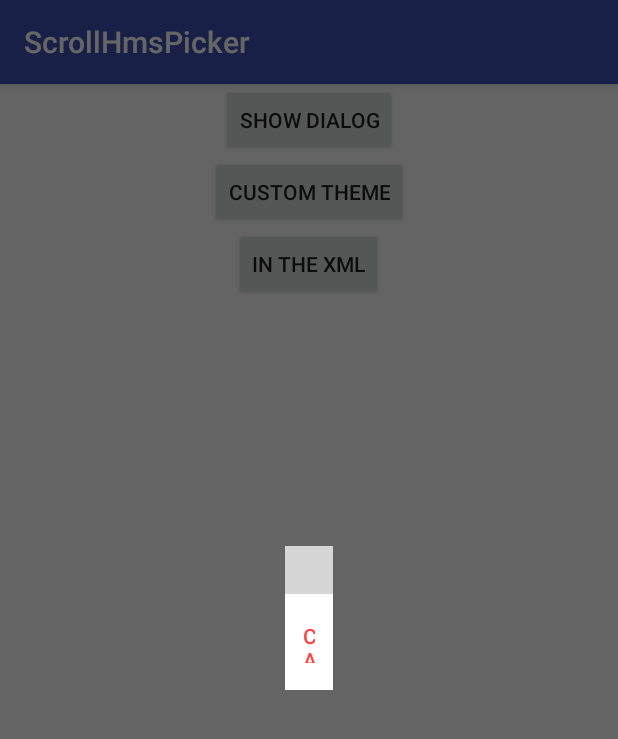
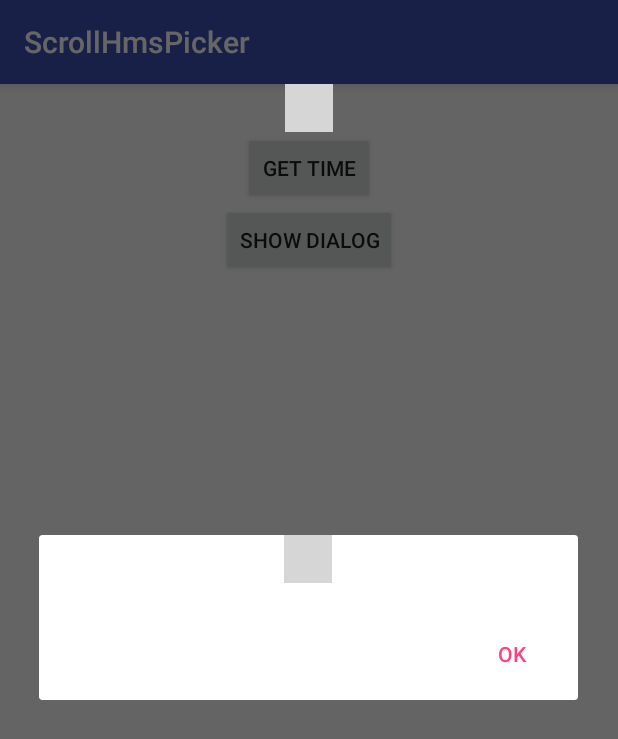
Before and after one commit to DeweyReed/ScrollHmsPicker, an Android app: the screen it shows after launch (MainActivity), after a tap on "SHOW DIALOG", on a phone screen of 412 x 824 dp. Shown: the top 739 px of the screen. Run offline under Robolectric (Android 15) with nearby library versions, the phone set to English and light mode, and no system bars; libraries missing offline, so code that uses them is left out: io.github.deweyreed.scrollhmspicker; grey boxes are pictures that could not be loaded.

Commit message:
Remove deprecated ScrollHmsPickerDialog

```diff
--- a/app/src/main/java/io/github/deweyreed/scrollhmspicker/sample/MainActivity.kt
+++ b/app/src/main/java/io/github/deweyreed/scrollhmspicker/sample/MainActivity.kt
@@ -1,55 +1,37 @@
 package io.github.deweyreed.scrollhmspicker.sample
 
-import android.content.DialogInterface
 import android.os.Bundle
-import android.view.View
 import android.widget.Toast
+import androidx.appcompat.app.AlertDialog
 import androidx.appcompat.app.AppCompatActivity
-import io.github.deweyreed.scrollhmspicker.ScrollHmsPickerBuilder
-import io.github.deweyreed.scrollhmspicker.ScrollHmsPickerDialog
 import kotlinx.android.synthetic.main.activity_main.*
+import kotlinx.android.synthetic.main.dialog_picker.*
 
-class MainActivity : AppCompatActivity(), ScrollHmsPickerDialog.HmsPickHandler {
+class MainActivity : AppCompatActivity() {
 
     override fun onCreate(savedInstanceState: Bundle?) {
         super.onCreate(savedInstanceState)
         setContentView(R.layout.activity_main)
         btnDialog.setOnClickListener {
-            ScrollHmsPickerBuilder(supportFragmentManager, this).show()
-        }
-        btnCustomDialog.setOnClickListener {
-            ScrollHmsPickerBuilder(supportFragmentManager, this)
-                .setReference(255)
-                .setTime(1, 23, 45)
-                .setAutoStep(true)
-                .setColorNormal(android.R.color.holo_blue_light)
-                .setColorSelected(android.R.color.black)
-                .setColorBackground(android.R.color.holo_orange_light)
-                .setDismissListener(DialogInterface.OnDismissListener {
-                    Toast.makeText(this, "Dismiss", Toast.LENGTH_SHORT).show()
-                })
+            val dialog = AlertDialog.Builder(this)
+                .setView(R.layout.dialog_picker)
+                .setPositiveButton(android.R.string.yes, null)
                 .show()
-        }
-        var isShown = false
-        btnXml.setOnClickListener {
-            val visibility = if (isShown) View.GONE else View.VISIBLE
-            isShown = !isShown
-            arrayOf(scrollHmsPicker, btnGetTime).forEach {
-                it.visibility = visibility
+            dialog.getButton(AlertDialog.BUTTON_POSITIVE).setOnClickListener {
+                val picker = dialog.picker
+                onHmsPick(picker.hours, picker.minutes, picker.seconds)
+                dialog.dismiss()
             }
         }
         btnGetTime.setOnClickListener {
-            onHmsPick(
-                -1,
-                scrollHmsPicker.hours, scrollHmsPicker.minutes, scrollHmsPicker.seconds
-            )
+            onHmsPick(scrollHmsPicker.hours, scrollHmsPicker.minutes, scrollHmsPicker.seconds)
         }
     }
 
-    override fun onHmsPick(reference: Int, hours: Int, minutes: Int, seconds: Int) {
+    private fun onHmsPick(hours: Int, minutes: Int, seconds: Int) {
         Toast.makeText(
             this,
-            "reference: $reference, hours: $hours, minutes: $minutes, seconds: $seconds",
+            "ours: $hours, minutes: $minutes, seconds: $seconds",
             Toast.LENGTH_SHORT
         ).show()
     }
--- a/app/src/main/res/layout/activity_main.xml
+++ b/app/src/main/res/layout/activity_main.xml
@@ -13,29 +13,10 @@
         android:gravity="center_horizontal"
         android:orientation="vertical">
 
-        <Button
-            android:id="@+id/btnDialog"
-            android:layout_width="wrap_content"
-            android:layout_height="wrap_content"
-            android:text="Show Dialog" />
-
-        <Button
-            android:id="@+id/btnCustomDialog"
-            android:layout_width="wrap_content"
-            android:layout_height="wrap_content"
-            android:text="Custom Theme" />
-
-        <Button
-            android:id="@+id/btnXml"
-            android:layout_width="wrap_content"
-            android:layout_height="wrap_content"
-            android:text="In the XML" />
-
         <io.github.deweyreed.scrollhmspicker.ScrollHmsPicker
             android:id="@+id/scrollHmsPicker"
             android:layout_width="wrap_content"
             android:layout_height="wrap_content"
-            android:visibility="gone"
             app:shp_auto_step="true"
             app:shp_hours="0"
             app:shp_minutes="14"
@@ -45,8 +26,13 @@
             android:id="@+id/btnGetTime"
             android:layout_width="wrap_content"
             android:layout_height="wrap_content"
-            android:text="Get Time"
-            android:visibility="gone" />
+            android:text="Get Time" />
+
+        <Button
+            android:id="@+id/btnDialog"
+            android:layout_width="wrap_content"
+            android:layout_height="wrap_content"
+            android:text="Show Dialog" />
 
     </LinearLayout>
 </ScrollView>
--- /dev/null
+++ b/app/src/main/res/layout/dialog_picker.xml
@@ -0,0 +1,17 @@
+<?xml version="1.0" encoding="utf-8"?>
+<FrameLayout xmlns:android="http://schemas.android.com/apk/res/android"
+    xmlns:app="http://schemas.android.com/apk/res-auto"
+    android:layout_width="match_parent"
+    android:layout_height="wrap_content">
+
+    <io.github.deweyreed.scrollhmspicker.ScrollHmsPicker
+        android:id="@+id/picker"
+        android:layout_width="wrap_content"
+        android:layout_height="wrap_content"
+        android:layout_gravity="center"
+        app:shp_auto_step="true"
+        app:shp_enable_99_hours="true"
+        app:shp_normal_color="@android:color/darker_gray"
+        app:shp_selected_color="@android:color/holo_green_dark" />
+
+</FrameLayout>
--- a/library/src/main/java/io/github/deweyreed/scrollhmspicker/ScrollHmsPickerBuilder.kt
+++ /dev/null
@@ -1,92 +0,0 @@
-package io.github.deweyreed.scrollhmspicker
-
-import android.content.DialogInterface
-import androidx.annotation.ColorRes
-import androidx.fragment.app.FragmentManager
-
-@Suppress("unused", "MemberVisibilityCanBePrivate")
-/**
- * Created on 2018/2/14.
- */
-
-@Deprecated(
-    message = "This dialog doesn't handle configuration changes. Wrap ScrollHmsPicker in your own dialog."
-)
-class ScrollHmsPickerBuilder(
-    private val fragmentManager: FragmentManager,
-    private val pickListener: ScrollHmsPickerDialog.HmsPickHandler
-) {
-    private var reference: Int = -1
-    private var hours: Int = 0
-    private var minutes: Int = 0
-    private var seconds: Int = 0
-    private var autoStep: Boolean = false
-    @ColorRes
-    private var colorBackground: Int = android.R.color.white
-    @ColorRes
-    private var colorNormal: Int = android.R.color.darker_gray
-    @ColorRes
-    private var colorSelected: Int = android.R.color.holo_red_light
-    private var dismissListener: DialogInterface.OnDismissListener? = null
-
-    fun setReference(r: Int): ScrollHmsPickerBuilder = apply { reference = r }
-
-    fun setTime(h: Int, m: Int, s: Int): ScrollHmsPickerBuilder = apply {
-        hours = h
-        minutes = m
-        seconds = s
-    }
-
-    fun setTimeInSeconds(totalSeconds: Int): ScrollHmsPickerBuilder {
-        val hours = totalSeconds / 3600
-        val remaining = totalSeconds % 3600
-        val minutes = remaining / 60
-        val seconds = remaining % 60
-        return setTime(hours, minutes, seconds)
-    }
-
-    fun setTimeInMilliseconds(timeInMilliseconds: Long): ScrollHmsPickerBuilder {
-        return setTimeInSeconds((timeInMilliseconds / 1000L).toInt())
-    }
-
-    fun setAutoStep(b: Boolean): ScrollHmsPickerBuilder = apply { autoStep = b }
-
-    fun setDismissListener(listener: DialogInterface.OnDismissListener): ScrollHmsPickerBuilder =
-        apply {
-            dismissListener = listener
-        }
-
-    fun setColorBackground(@ColorRes id: Int): ScrollHmsPickerBuilder = apply {
-        colorBackground = id
-    }
-
-    fun setColorNormal(@ColorRes id: Int): ScrollHmsPickerBuilder = apply {
-        colorNormal = id
-    }
-
-    fun setColorSelected(@ColorRes id: Int): ScrollHmsPickerBuilder = apply {
-        colorSelected = id
-    }
-
-    fun show() {
-        val dialogTag = "scroll_hms_dialog"
-        fragmentManager.findFragmentByTag(dialogTag)?.let { fragment ->
-            fragmentManager.beginTransaction().apply {
-                remove(fragment)
-            }.commit()
-        }
-
-        ScrollHmsPickerDialog().also { dialog ->
-            dialog.reference = reference
-            dialog.hours = hours
-            dialog.minutes = minutes
-            dialog.seconds = seconds
-            dialog.autoStep = autoStep
-            dialog.colorNormal = colorNormal
-            dialog.colorSelected = colorSelected
-            dialog.colorBackground = colorBackground
-            dialog.dismissListener = dismissListener
-            dialog.pickListener = pickListener
-        }.show(fragmentManager, dialogTag)
-    }
-}
--- a/library/src/main/java/io/github/deweyreed/scrollhmspicker/ScrollHmsPickerDialog.kt
+++ /dev/null
@@ -1,82 +0,0 @@
-package io.github.deweyreed.scrollhmspicker
-
-import android.content.DialogInterface
-import android.os.Bundle
-import android.view.LayoutInflater
-import android.view.View
-import android.view.ViewGroup
-import android.view.Window
-import android.widget.Button
-import androidx.annotation.ColorRes
-import androidx.core.content.ContextCompat
-import androidx.fragment.app.DialogFragment
-
-/**
- * Created on 2018/2/14.
- */
-
-@Deprecated(
-    message = "This dialog doesn't handle configuration changes. Wrap ScrollHmsPicker in your own dialog."
-)
-class ScrollHmsPickerDialog : DialogFragment() {
-    interface HmsPickHandler {
-        fun onHmsPick(reference: Int, hours: Int, minutes: Int, seconds: Int)
-    }
-
-    var reference: Int = -1
-    var hours: Int = 0
-    var minutes: Int = 0
-    var seconds: Int = 0
-    var autoStep: Boolean = false
-    @ColorRes
-    var colorNormal: Int = android.R.color.darker_gray
-    @ColorRes
-    var colorSelected: Int = android.R.color.holo_red_light
-    @ColorRes
-    var colorBackground: Int = android.R.color.white
-    var dismissListener: DialogInterface.OnDismissListener? = null
-    var pickListener: HmsPickHandler? = null
-
-    private lateinit var hmsPicker: ScrollHmsPicker
-
-    override fun onCreateView(
-        inflater: LayoutInflater,
-        container: ViewGroup?,
-        savedInstanceState: Bundle?
-    ): View? {
-        val view = inflater.inflate(R.layout.shp_picker_dialog, container, false)
-        hmsPicker = view.findViewById<ScrollHmsPicker>(R.id.hms_picker).also { picker ->
-            picker.hours = hours
-            picker.minutes = minutes
-            picker.seconds = seconds
-            picker.setAutoStep(autoStep)
-            picker.setColorNormal(colorNormal)
-            picker.setColorSelected(colorSelected)
-        }
-        val textColor = ContextCompat.getColor(view.context, colorSelected)
-        view.findViewById<Button>(R.id.button_cancel).apply {
-            setTextColor(textColor)
-            setOnClickListener { dismiss() }
-        }
-        view.findViewById<Button>(R.id.button_ok).apply {
-            setTextColor(textColor)
-            setOnClickListener {
-                pickListener?.onHmsPick(
-                    reference,
-                    hmsPicker.hours, hmsPicker.minutes, hmsPicker.seconds
-                )
-                dismiss()
-            }
-        }
-        dialog?.run {
-            window?.setBackgroundDrawableResource(colorBackground)
-            requestWindowFeature(Window.FEATURE_NO_TITLE)
-        }
-        return view
-    }
-
-    override fun onDismiss(dialog: DialogInterface?) {
-        super.onDismiss(dialog)
-        dismissListener?.onDismiss(dialog)
-    }
-}
--- a/library/src/main/res/layout/shp_picker_dialog.xml
+++ /dev/null
@@ -1,39 +0,0 @@
-<?xml version="1.0" encoding="utf-8"?>
-<LinearLayout xmlns:android="http://schemas.android.com/apk/res/android"
-    android:layout_width="wrap_content"
-    android:layout_height="wrap_content"
-    android:orientation="vertical">
-
-    <io.github.deweyreed.scrollhmspicker.ScrollHmsPicker
-        android:id="@+id/hms_picker"
-        android:layout_width="wrap_content"
-        android:layout_height="wrap_content"
-        android:layout_gravity="center_horizontal"
-        android:paddingEnd="16dp"
-        android:paddingStart="16dp"
-        android:paddingTop="16dp" />
-
-    <LinearLayout
-        android:id="@+id/button_panel"
-        android:layout_width="match_parent"
-        android:layout_height="wrap_content"
-        android:gravity="bottom|end"
-        android:orientation="horizontal"
-        android:paddingBottom="8dp"
-        android:paddingTop="8dp">
-
-        <Button
-            android:id="@+id/button_cancel"
-            style="@style/Shp.DialogButton"
-            android:layout_width="wrap_content"
-            android:layout_height="wrap_content"
-            android:text="@android:string/cancel" />
-
-        <Button
-            android:id="@+id/button_ok"
-            style="@style/Shp.DialogButton"
-            android:layout_width="wrap_content"
-            android:layout_height="wrap_content"
-            android:text="@android:string/ok" />
-    </LinearLayout>
-</LinearLayout>
--- a/library/src/main/res/values-v21/styles.xml
+++ /dev/null
@@ -1,5 +0,0 @@
-<?xml version="1.0" encoding="utf-8"?>
-<resources>
-
-    <style name="Shp.DialogButton" parent="@android:style/Widget.Material.Button.Borderless.Colored" />
-</resources>
--- a/library/src/main/res/values/styles.xml
+++ b/library/src/main/res/values/styles.xml
@@ -23,5 +23,4 @@
         <item name="android:textStyle">bold</item>
     </style>
 
-    <style name="Shp.DialogButton" />
 </resources>
```
